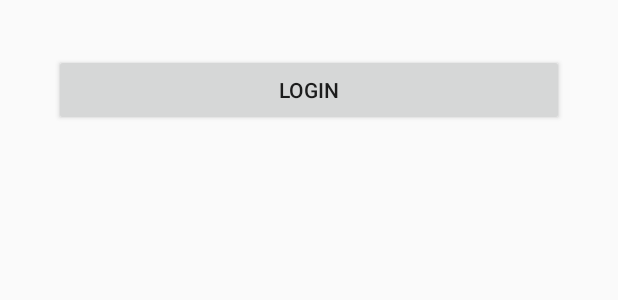
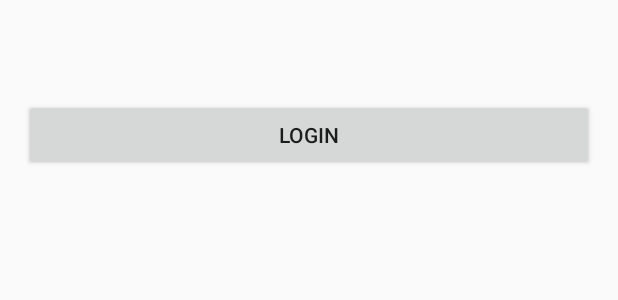
Before and after one commit to hhua/product-hunt-android, an Android app: the layout content_login.xml on its own in the app's theme, with its tools: preview values and no code run, on a phone screen of 412 x 824 dp. Shown: the top 300 px of the screen. Run offline under Robolectric (Android 15) with nearby library versions, the phone set to English and light mode, and no system bars.

Commit message:
adjust login activity

```diff
--- a/app/src/main/res/layout/content_login.xml
+++ b/app/src/main/res/layout/content_login.xml
@@ -16,7 +16,7 @@
         android:layout_width="match_parent"
         android:layout_height="wrap_content"
         android:layout_centerHorizontal="true"
-        android:layout_margin="20dp"
+        android:layout_marginTop="50dp"
         android:onClick="loginToRest"
         android:text="@string/login_label" />
 
```
